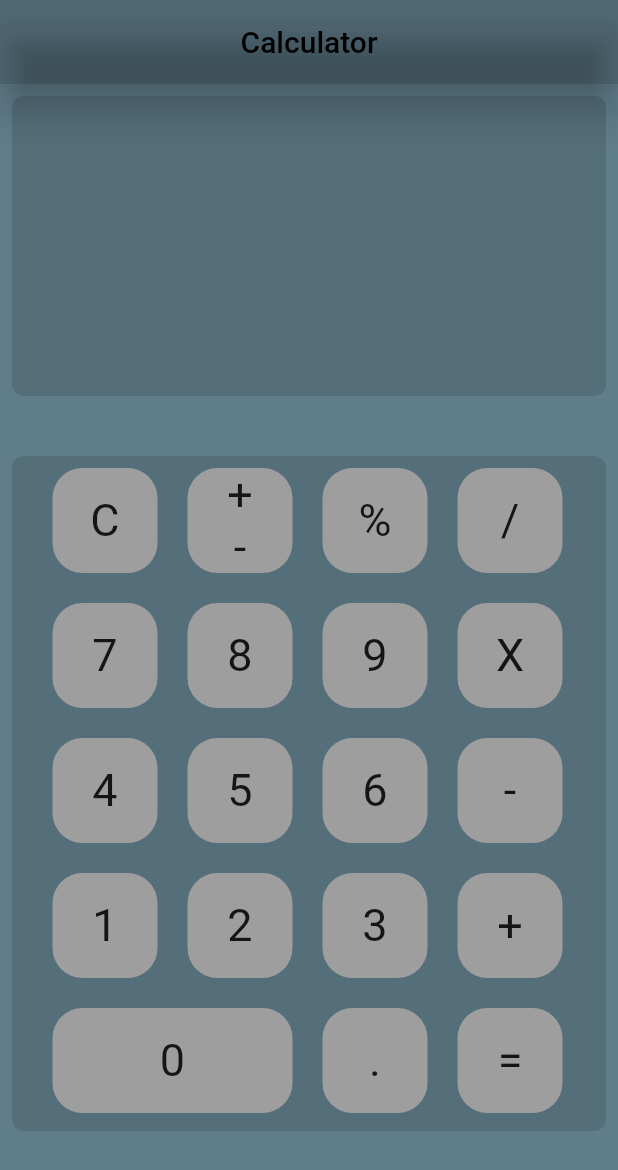
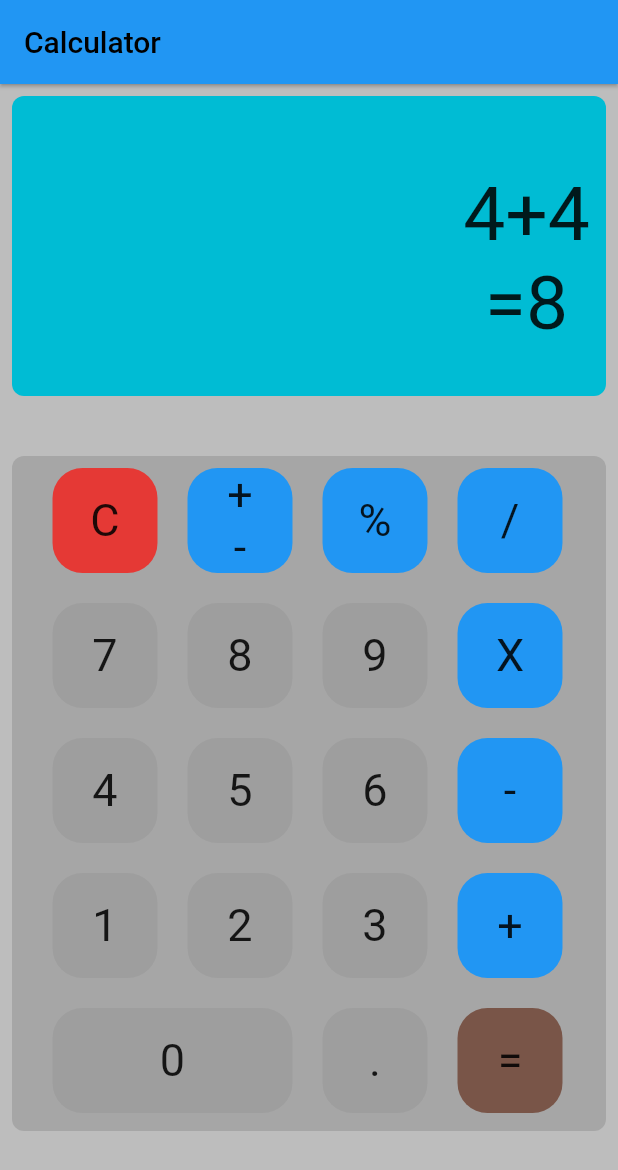
Before and after one commit to HarisAtiq2762/flutterBootcamp, a Flutter app: the screen it shows after launch, on a phone screen of 412 x 824 dp. Shown: the top 1170 px of the screen. Run offline on Flutter 3.47's test engine with Material 2 defaults, Android fonts, the phone set to English and light mode, and no system bars.

Commit message:
Assignment_2

```diff
--- a/lib/main.dart
+++ b/lib/main.dart
@@ -9,19 +9,17 @@ class BootcampApp extends StatelessWidget {
     return MaterialApp(
       debugShowCheckedModeBanner: false,
       home: Scaffold(
-        backgroundColor: Colors.blueGrey,
+        backgroundColor: Colors.black26,
         appBar: AppBar(
-          elevation: 10.0,
+          elevation: 1.0,
           shadowColor: Colors.black,
-          title: Center(
-              child: Text(
+          title: Text(
                 'Calculator',
                 style: TextStyle(
                     color: Colors.black
                 ),
-              )
-          ),
-          backgroundColor: Colors.black12,
+              ),
+          backgroundColor: Colors.blue,
         ),
         body: Padding(
           padding: const EdgeInsets.all(8.0),
@@ -30,8 +28,27 @@ class BootcampApp extends StatelessWidget {
               Container(
                 width: 500,
                 height: 200,
+                child: Padding(
+                  padding: EdgeInsets.fromLTRB(290, 50, 0, 0),
+                  child: Column(
+                    children: [
+                      Text(
+                        '4+4',
+                        style: TextStyle(
+                            fontSize: 50.0
+                        ),
+                      ),
+                      Text(
+                        '=8',
+                        style: TextStyle(
+                            fontSize: 50.0
+                        ),
+                      ),
+                    ],
+                  ),
+                ),
                 decoration: BoxDecoration(
-                    color: Colors.black12,
+                    color: Colors.cyan,
                     borderRadius: BorderRadius.circular(8.0)
                 ),
               ),
@@ -59,7 +76,7 @@ class BootcampApp extends StatelessWidget {
                               height: 70,
                               decoration: BoxDecoration(
                                 borderRadius: BorderRadius.circular(20.0),
-                                color: Colors.grey,
+                                color: Colors.red[600],
                               ),
                               child: Center(
                                   child: Text(
@@ -81,7 +98,7 @@ class BootcampApp extends StatelessWidget {
                               height: 70,
                               decoration: BoxDecoration(
                                   borderRadius: BorderRadius.circular(20.0),
-                                  color: Colors.grey
+                                  color: Colors.blue
                               ),
                               child: Center(
                                   child: Column(
@@ -113,7 +130,7 @@ class BootcampApp extends StatelessWidget {
                               height: 70,
                               decoration: BoxDecoration(
                                   borderRadius: BorderRadius.circular(20.0),
-                                  color: Colors.grey
+                                  color: Colors.blue
                               ),
                               child: Center(
                                   child: Text(
@@ -135,7 +152,7 @@ class BootcampApp extends StatelessWidget {
                               height: 70,
                               decoration: BoxDecoration(
                                   borderRadius: BorderRadius.circular(20.0),
-                                  color: Colors.grey
+                                  color: Colors.blue
                               ),
                               child: Center(
                                   child: Text(
@@ -228,7 +245,7 @@ class BootcampApp extends StatelessWidget {
                               height: 70,
                               decoration: BoxDecoration(
                                   borderRadius: BorderRadius.circular(20.0),
-                                  color: Colors.grey
+                                  color: Colors.blue
                               ),
                               child: Center(
                                   child: Text(
@@ -321,7 +338,7 @@ class BootcampApp extends StatelessWidget {
                               height: 70,
                               decoration: BoxDecoration(
                                   borderRadius: BorderRadius.circular(20.0),
-                                  color: Colors.grey
+                                  color: Colors.blue
                               ),
                               child: Center(
                                   child: Text(
@@ -414,7 +431,7 @@ class BootcampApp extends StatelessWidget {
                               height: 70,
                               decoration: BoxDecoration(
                                   borderRadius: BorderRadius.circular(20.0),
-                                  color: Colors.grey
+                                  color: Colors.blue
                               ),
                               child: Center(
                                   child: Text(
@@ -485,7 +502,7 @@ class BootcampApp extends StatelessWidget {
                               height: 70,
                               decoration: BoxDecoration(
                                   borderRadius: BorderRadius.circular(20.0),
-                                  color: Colors.grey
+                                  color: Colors.brown
                               ),
                               child: Center(
                                   child: Text(
```
